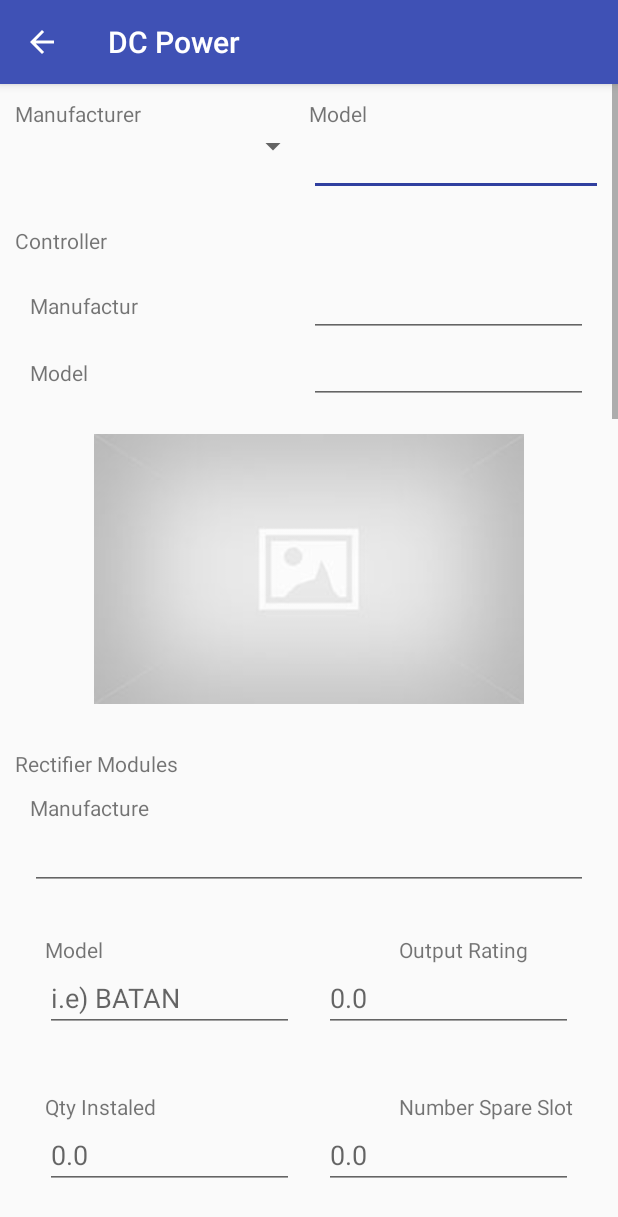
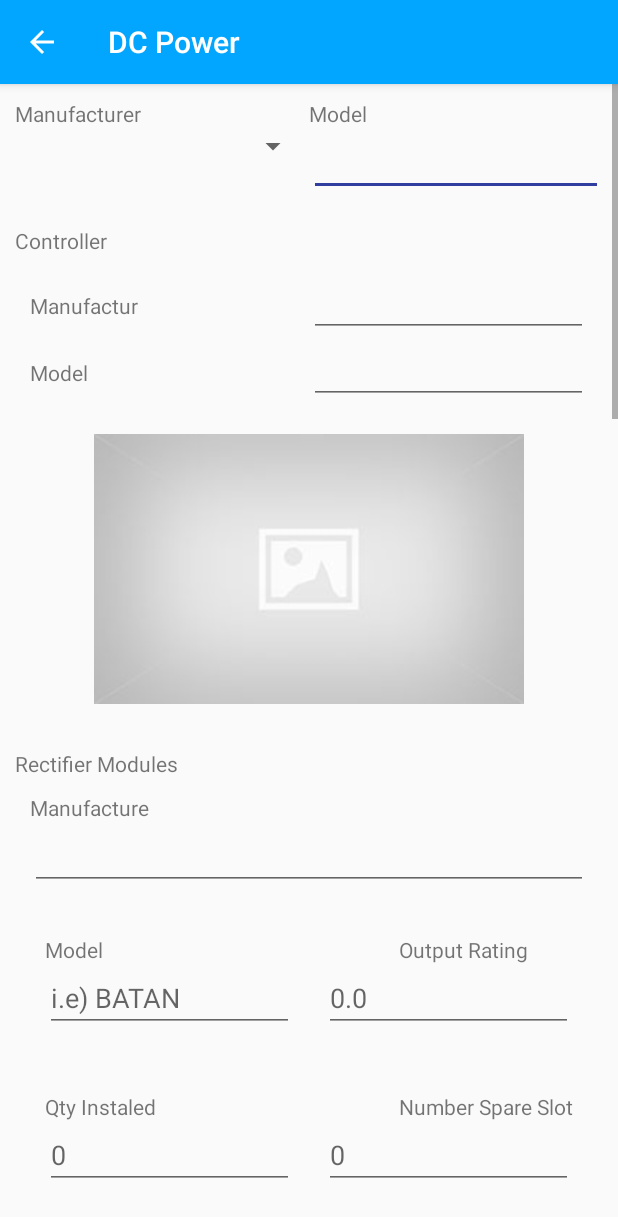
Before and after one commit to blastering66/RCS-SCC, an Android app: the Tech_DCPower screen opened directly, with no data from a screen before it, on a phone screen of 412 x 824 dp. Shown: the top 1217 px of the screen. Run offline under Robolectric (Android 15) with nearby library versions, the phone set to English and light mode, and no system bars; our stand-ins replace ButterKnife; libraries missing offline, so code that uses them is left out: com.squareup.okhttp, id.blastering99.htmlloader, rx.android.schedulers, rx.schedulers; pictures from the network do not load; 7 statements that could not run were skipped.

Commit message:
new Splaschreen

```diff
--- a/app/src/main/java/id/ols/sitecare/SiteDetail_New.java
+++ b/app/src/main/java/id/ols/sitecare/SiteDetail_New.java
@@ -586,14 +586,14 @@ public class SiteDetail_New extends AppCompatActivity {
                                 public void onItemSelected(AdapterView<?> parent, View view, int position, long id) {
                                     idRegionParent_Cluster_Sub = name_subcluster_regions.get(position).id;
 
-                                    idRegionParent_Cluster_Sub = "74";
+//                                    idRegionParent_Cluster_Sub = "74";
 //                                    getClusterData(idRegionParent_Sub);
                                 }
 
                                 @Override
                                 public void onNothingSelected(AdapterView<?> parent) {
                                     idRegionParent_Cluster_Sub = name_subcluster_regions.get(0).id;
-                                    idRegionParent_Cluster_Sub = "74";
+//                                    idRegionParent_Cluster_Sub = "74";
                                 }
                             });
                         }
--- a/app/src/main/res/layout/activity_splashscreen.xml
+++ b/app/src/main/res/layout/activity_splashscreen.xml
@@ -3,13 +3,13 @@
     xmlns:tools="http://schemas.android.com/tools"
     android:layout_width="match_parent"
     android:layout_height="match_parent"
-    android:background="@color/colorBgLight">
+    android:background="@color/colorBgDark">
 
     <ImageView
         android:src="@drawable/img_logo_splash"
         android:layout_centerInParent="true"
-        android:layout_width="200dp"
-        android:layout_height="200dp" />
+        android:layout_width="100dp"
+        android:layout_height="100dp" />
 
     <TextView
         android:visibility="gone"
--- a/app/src/main/res/layout/fragment_dc_power.xml
+++ b/app/src/main/res/layout/fragment_dc_power.xml
@@ -106,7 +106,7 @@
                         android:padding="10dp"
                         android:inputType="text"
                         android:singleLine="true"
-                        android:imeOptions="actionNext"
+                        android:imeOptions="actionDone"
                         android:layout_weight="1"
                         android:layout_width="match_parent"
                         android:layout_height="wrap_content"/>
@@ -199,7 +199,7 @@
 
                     <EditText
                         android:id="@+id/ed_rectifier_rating"
-                        android:inputType="text"
+                        android:inputType="numberDecimal"
                         android:singleLine="true"
                         android:imeOptions="actionNext"
                         android:layout_width="match_parent"
@@ -228,10 +228,10 @@
 
                     <EditText
                         android:id="@+id/ed_rectifier_kuantiti"
-                        android:inputType="text"
+                        android:inputType="number"
                         android:singleLine="true"
                         android:imeOptions="actionNext"
-                        android:hint="0.0"
+                        android:hint="0"
                         android:layout_width="match_parent"
                         android:layout_height="wrap_content" />
                 </LinearLayout>
@@ -250,12 +250,12 @@
 
                     <EditText
                         android:id="@+id/ed_rectifier_spareslot"
-                        android:inputType="text"
+                        android:inputType="number"
                         android:singleLine="true"
                         android:imeOptions="actionNext"
                         android:layout_width="match_parent"
                         android:layout_height="wrap_content"
-                        android:hint="0.0" />
+                        android:hint="0" />
                 </LinearLayout>
 
 
@@ -369,7 +369,7 @@
                     <EditText
                         android:id="@+id/ed_ac_input_rating"
                         android:singleLine="true"
-                        android:inputType="text"
+                        android:inputType="numberDecimal"
                         android:imeOptions="actionNext"
                         android:layout_width="match_parent"
                         android:layout_height="wrap_content"
@@ -421,7 +421,7 @@
                     <EditText
                         android:id="@+id/ed_dc_input_breaker_rating"
                         android:singleLine="true"
-                        android:inputType="text"
+                        android:inputType="numberDecimal"
                         android:imeOptions="actionNext"
                         android:hint="0.0"
                         android:layout_width="match_parent"
@@ -443,11 +443,11 @@
                     <EditText
                         android:id="@+id/ed_dc_input_breaker_kuantiti"
                         android:singleLine="true"
-                        android:inputType="text"
+                        android:inputType="number"
                         android:imeOptions="actionNext"
                         android:layout_width="match_parent"
                         android:layout_height="wrap_content"
-                        android:hint="0.0" />
+                        android:hint="0" />
                 </LinearLayout>
 
             </LinearLayout>
@@ -473,7 +473,7 @@
                     <EditText
                         android:id="@+id/ed_dc_input_breaker_rating_2"
                         android:singleLine="true"
-                        android:inputType="text"
+                        android:inputType="numberDecimal"
                         android:imeOptions="actionNext"
                         android:hint="0.0"
                         android:layout_width="match_parent"
@@ -495,7 +495,7 @@
                     <EditText
                         android:id="@+id/ed_dc_input_breaker_kuantiti_2"
                         android:singleLine="true"
-                        android:inputType="text"
+                        android:inputType="numberDecimal"
                         android:imeOptions="actionNext"
                         android:layout_width="match_parent"
                         android:layout_height="wrap_content"
@@ -525,7 +525,7 @@
                     <EditText
                         android:id="@+id/ed_dc_input_breaker_rating_3"
                         android:singleLine="true"
-                        android:inputType="text"
+                        android:inputType="numberDecimal"
                         android:imeOptions="actionNext"
                         android:hint="0.0"
                         android:layout_width="match_parent"
@@ -547,7 +547,7 @@
                     <EditText
                         android:id="@+id/ed_dc_input_breaker_kuantiti_3"
                         android:singleLine="true"
-                        android:inputType="text"
+                        android:inputType="numberDecimal"
                         android:imeOptions="actionNext"
                         android:layout_width="match_parent"
                         android:layout_height="wrap_content"
@@ -576,7 +576,7 @@
                     <EditText
                         android:id="@+id/ed_dc_input_breaker_rating_4"
                         android:singleLine="true"
-                        android:inputType="text"
+                        android:inputType="numberDecimal"
                         android:imeOptions="actionNext"
                         android:hint="0.0"
                         android:layout_width="match_parent"
@@ -598,7 +598,7 @@
                     <EditText
                         android:id="@+id/ed_dc_input_breaker_kuantiti_4"
                         android:singleLine="true"
-                        android:inputType="text"
+                        android:inputType="numberDecimal"
                         android:imeOptions="actionNext"
                         android:layout_width="match_parent"
                         android:layout_height="wrap_content"
@@ -628,7 +628,7 @@
                     <EditText
                         android:id="@+id/ed_dc_input_breaker_rating_5"
                         android:singleLine="true"
-                        android:inputType="text"
+                        android:inputType="numberDecimal"
                         android:imeOptions="actionNext"
                         android:hint="0.0"
                         android:layout_width="match_parent"
@@ -650,11 +650,11 @@
                     <EditText
                         android:id="@+id/ed_dc_input_breaker_kuantiti_5"
                         android:singleLine="true"
-                        android:inputType="text"
-                        android:imeOptions="actionNext"
+                        android:inputType="number"
+                        android:imeOptions="actionDone"
                         android:layout_width="match_parent"
                         android:layout_height="wrap_content"
-                        android:hint="0.0" />
+                        android:hint="0" />
                 </LinearLayout>
 
             </LinearLayout>
@@ -691,8 +691,9 @@
                     android:id="@+id/ed_ac_loads"
                     android:layout_width="match_parent"
                     android:layout_height="wrap_content"
+                    android:inputType="numberDecimal"
                     android:hint="0.0"
-                    android:imeOptions="actionDone"
+                    android:imeOptions="actionNext"
                     android:singleLine="true"
                     android:textColor="@color/color_text_dark" />
         </LinearLayout>
@@ -724,7 +725,8 @@
                     android:layout_width="match_parent"
                     android:layout_height="wrap_content"
                     android:hint="0.0"
-                    android:imeOptions="actionDone"
+                    android:inputType="numberDecimal"
+                    android:imeOptions="actionNext"
                     android:singleLine="true"
                     android:textColor="@color/color_text_dark" />
 
@@ -743,7 +745,7 @@
 
                 <EditText
                     android:id="@+id/ed_dc_cooling_fan_model"
-                    android:inputType="text"
+                    android:inputType="numberDecimal"
                     android:layout_width="match_parent"
                     android:layout_height="wrap_content"
                     android:hint="0.0"
--- a/app/src/main/res/values/colors.xml
+++ b/app/src/main/res/values/colors.xml
@@ -1,10 +1,10 @@
 <?xml version="1.0" encoding="utf-8"?>
 <resources>
-    <color name="colorPrimary">#3F51B5</color>
+    <color name="colorPrimary">#03a6ff</color>
     <color name="colorPrimaryDark">#303F9F</color>
     <color name="colorAccent">#303F9F</color>
 
-    <color name="colorBgDark">#1a4994</color>
+    <color name="colorBgDark">#03a6ff</color>
     <color name="colorBgLight">#ffffff</color>
 
     <color name="color_text_light">#ffffff</color>
```
Also changed, not shown: 1 other file.
